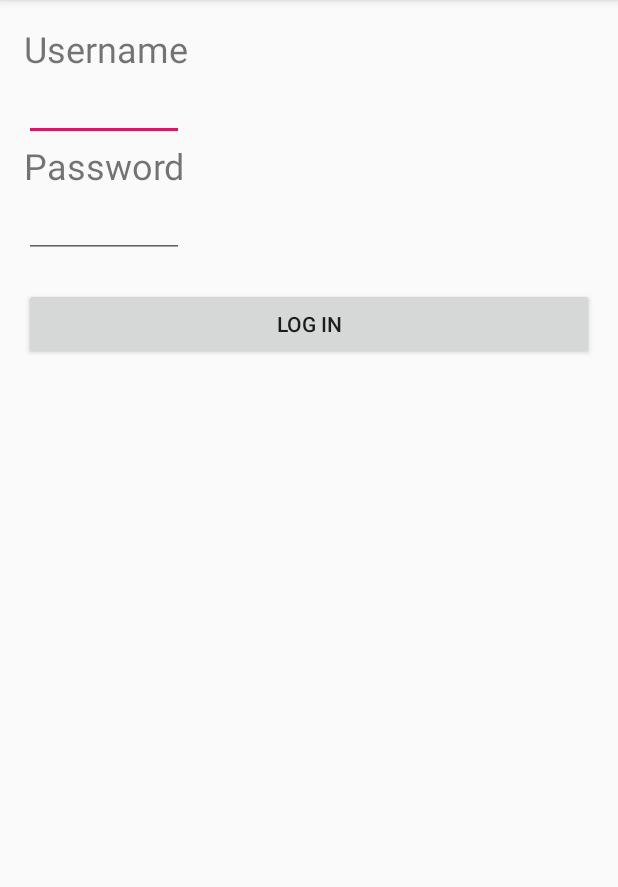
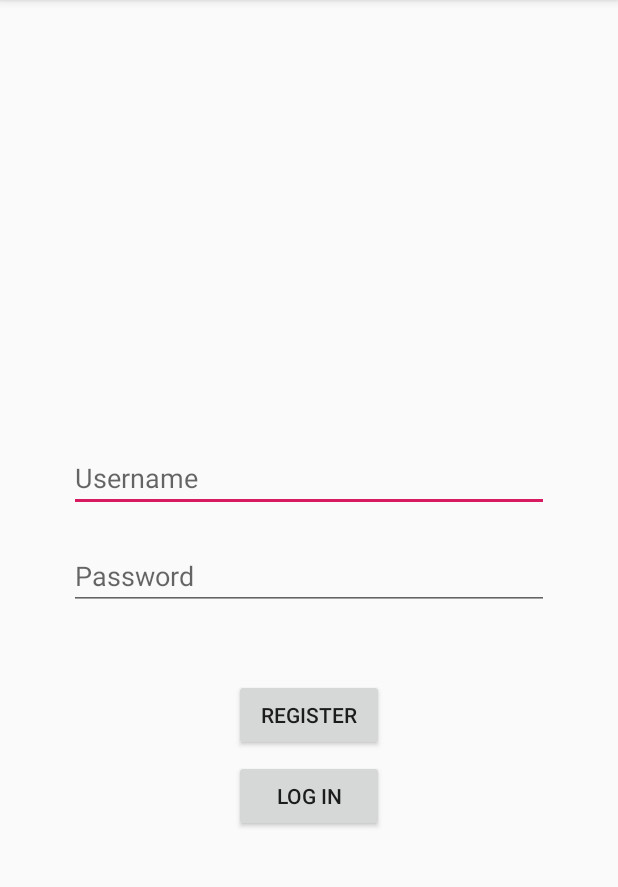
Before and after one commit to nchan66/fitSync, an Android app: the screen it shows after launch (MainActivity), on a phone screen of 412 x 824 dp, the part 84-971 px from its top. Run offline under Robolectric (Android 15) with nearby library versions, the phone set to English and light mode, and no system bars.

Commit message:
login changes

```diff
--- a/app/src/main/res/layout/activity_main.xml
+++ b/app/src/main/res/layout/activity_main.xml
@@ -1,5 +1,5 @@
 <?xml version="1.0" encoding="utf-8"?>
-<LinearLayout xmlns:android="http://schemas.android.com/apk/res/android"
+<RelativeLayout xmlns:android="http://schemas.android.com/apk/res/android"
     xmlns:app="http://schemas.android.com/apk/res-auto"
     xmlns:tools="http://schemas.android.com/tools"
     android:layout_width="match_parent"
@@ -12,35 +12,52 @@
     android:paddingRight="16dp"
     android:paddingTop="16dp">
 
-        <TextView
-            android:layout_width="wrap_content"
-            android:layout_height="wrap_content"
-            android:text="Username"
-            android:textSize="24sp" />
 
         <EditText
-            android:layout_width="wrap_content"
+            android:id="@+id/userText"
+            android:layout_above="@id/passText"
+            android:layout_centerHorizontal="true"
+            android:layout_width="320dp"
             android:layout_height="wrap_content"
             android:ems="5"
-            android:id="@+id/userText" />
-        <TextView
-            android:layout_width="wrap_content"
-            android:layout_height="wrap_content"
-            android:text="Password"
-            android:textSize="24sp" />
+            android:hint="Username"/>
 
         <EditText
-            android:layout_width="wrap_content"
+            android:id="@+id/passText"
+            android:layout_marginTop="20dp"
+            android:layout_centerVertical="true"
+            android:layout_centerHorizontal="true"
+            android:layout_width="320dp"
             android:layout_height="wrap_content"
-            android:ems="5"
-            android:id="@+id/passText" />
+            android:hint="Password"/>
 
 
         <Button
-            android:text="Log in"
-            android:layout_width="match_parent"
+            android:id="@+id/calcButton"
+            android:layout_width="100dp"
             android:layout_height="wrap_content"
-            android:id="@+id/calcButton"
-            android:layout_marginTop="20dp"
-            android:onClick="tryLogin" />
-    </LinearLayout>
+            android:layout_below="@+id/passText"
+            android:layout_centerHorizontal="true"
+            android:layout_marginLeft="50dp"
+            android:layout_marginTop="100dp"
+            android:onClick="tryLogin"
+            android:text="Log in" />
+
+        <Button
+            android:id="@+id/registerButton"
+            android:layout_width="100dp"
+            android:layout_height="wrap_content"
+            android:layout_below="@+id/passText"
+            android:layout_centerHorizontal="true"
+            android:layout_marginTop="46dp"
+            android:text="Register" />
+
+        <ImageView
+            android:id="@+id/imageView"
+            android:layout_above="@+id/userText"
+            android:layout_centerHorizontal="true"
+            android:layout_marginBottom="30dp"
+            android:layout_width="wrap_content"
+            android:layout_height="wrap_content"
+            tools:srcCompat="@tools:sample/avatars" />
+</RelativeLayout>
```
